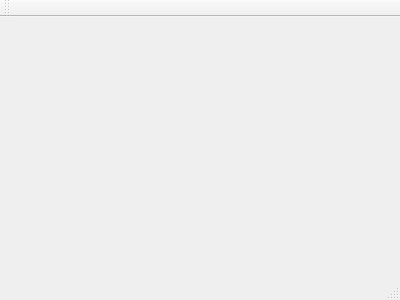
ElanGroup/freelance-navigator, file sources/mainwindow.ui: the form before one commit.
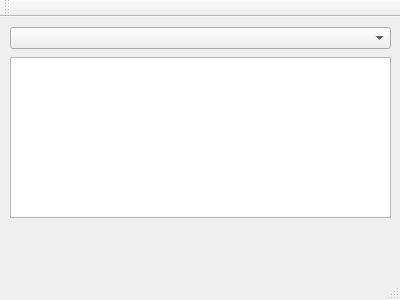
The form after the commit.

Commit message: Categories loading has been realized.

```diff
--- a/sources/mainwindow.ui
+++ b/sources/mainwindow.ui
@@ -13,7 +13,28 @@
   <property name="windowTitle">
    <string>Freelance Navigator</string>
   </property>
-  <widget class="QWidget" name="centralWidget"/>
+  <widget class="QWidget" name="centralWidget">
+   <widget class="QComboBox" name="categoriesComboBox">
+    <property name="geometry">
+     <rect>
+      <x>10</x>
+      <y>10</y>
+      <width>381</width>
+      <height>22</height>
+     </rect>
+    </property>
+   </widget>
+   <widget class="QListWidget" name="subcategoriesListWidget">
+    <property name="geometry">
+     <rect>
+      <x>10</x>
+      <y>40</y>
+      <width>381</width>
+      <height>161</height>
+     </rect>
+    </property>
+   </widget>
+  </widget>
   <widget class="QMenuBar" name="menuBar">
    <property name="geometry">
     <rect>
```
The commit also changes 29 other files.
